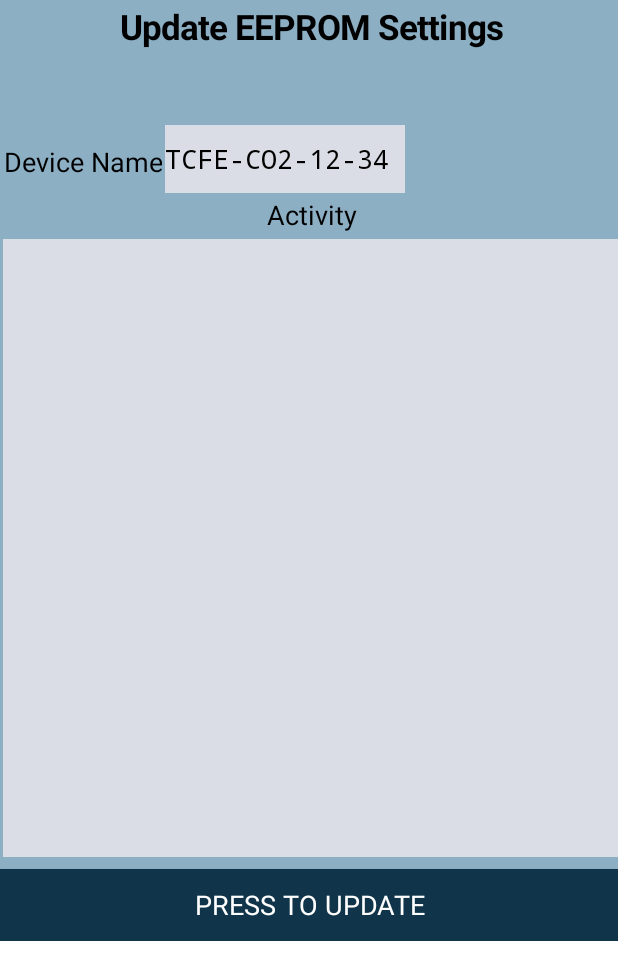
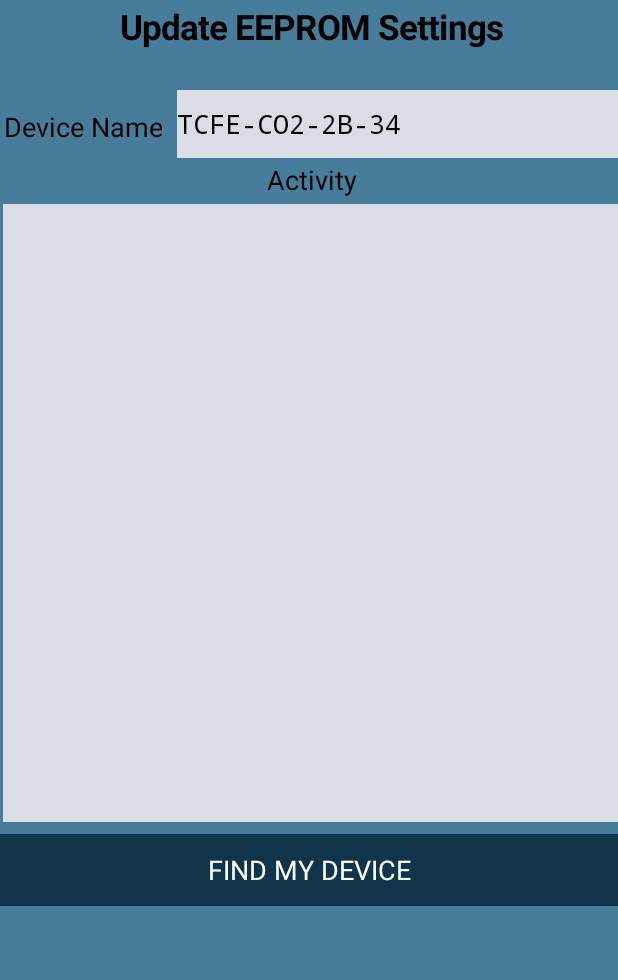
Before and after one commit to Ryker-Smith/CO2-DeviceUnit-Controller, an Android app: the screen it shows after launch (MainActivity), on a phone screen of 412 x 824 dp. Shown: the top 980 px of the screen. Run offline under Robolectric (Android 15) with nearby library versions, the phone set to English and light mode, and no system bars; 1 statement that could not run was skipped.

Commit message:
Find, Connect sequence OK (1) Some extra constants added & used. Test code for status bar colour.

```diff
--- a/app/src/main/AndroidManifest.xml
+++ b/app/src/main/AndroidManifest.xml
@@ -4,14 +4,14 @@
     <uses-permission android:name="android.permission.INTERNET" />
     <uses-permission android:name="android.permission.ACCESS_NETWORK_STATE" />
 
+    <!--        android:theme="@style/AppTheme.NoActionBar">-->
     <application
         android:allowBackup="true"
         android:icon="@mipmap/ic_launcher"
         android:label="@string/app_name"
         android:roundIcon="@mipmap/ic_launcher_round"
         android:supportsRtl="true"
-        android:theme="@style/AppTheme.NoActionBar">
-<!--        android:theme="@style/Theme.GeneratePOST_http"-->
+        android:theme="@style/Theme.GeneratePOST_http">
         <activity
             android:name=".MainActivity"
             android:exported="true"
--- a/app/src/main/java/net/fachtnaroe/generatepost_http/MainActivity.java
+++ b/app/src/main/java/net/fachtnaroe/generatepost_http/MainActivity.java
@@ -1,6 +1,7 @@
 package net.fachtnaroe.generatepost_http;
 
 import android.util.Log;
+import android.view.View;
 
 import com.google.appinventor.components.runtime.Button;
 import com.google.appinventor.components.runtime.CheckBox;
@@ -28,18 +29,21 @@ public class MainActivity extends Form implements HandlesEventDispatching {
     private
     VerticalScrollArrangement Screen1;
     HorizontalArrangement SmallControls;
-    TextBox txt_SSID, txt_PSK, txt_DeviceName;
-    Label lbl_SSID, lbl_PSK, lbl_DeviceName;
-    Button goButton, findDeviceButton;
-    Web sensorUnitConnection;
-    Web relayServerConnection;
+    TextBox txt_SSID, txt_PSK, txt_DeviceName, txt_IPv4;
+    Label lbl_SSID, lbl_PSK, lbl_DeviceName, lbl_IPv4, padDivider3;
+    Button configureDeviceButton, findDeviceButton, connectLocalDeviceButton, testLocalDeviceButton;
+    Web sensorUnitConnection, relayServerConnection, testConnection;
     Label feedbackBox;
     Notifier notifier_Messages;
     CheckBox chk_Active;
     TextBox txt_Status, txt_Attempts;
     ArrayList myHeaders;
     TableArrangement NetworkSetup;
-    String activity = "";
+    String  activity = "",
+            d1_IPv4="waiting",
+            config_Proto="http://",
+            config_Port=""; // could be eg :8080 etc
+
     int programProgress = 0;
 
     private static final int max_SSID = 32;
@@ -48,14 +52,15 @@ public class MainActivity extends Form implements HandlesEventDispatching {
     private static final String URL_MAIN = EXTERNALLY_STORED_1;
     private static final String WIFI_PSK = "password";
     private static final String WIFI_SSID = "someSSID";
+    private static final String NAME_DEFAULT_DEVICE="TCFE-CO2-2B-34";
     /* Tá ná dáthanna déanta mar an gcéanna le HTML, ach le FF ar
     dtús air. Sin uimhir ó 0-FF ar cé comh tréshoilseacht an rud.
     Cur 0x ós comhair sin chun stad-riamh-fhocail i Hexadecimal a dhénamh agus sabháil */
     /* How to use HTML for the colours */
-    private static final int BACKGROUND_COLOR = 0xF085abc1;
+    private static final int BACKGROUND_COLOR = 0xFF477c9b;
     private static final int BUTTON_COLOR = 0xFF103449;
     private static final int SECTION_TOP_COLOR = 0xFF000000;
-    private static final int SECTION_BG_COLOR = 0xFFdbdef3;
+    private static final int SECTION_BG_COLOR = 0xFF477c9b;
     private static final int TEXTBOX_COLOR = 0xFF000000;
     private static final int TEXTBOX_BACKGROUND_COLOR = 0xFFdbdde6;
     private static final int SIZE_LABELS_TXT = 18;
@@ -90,6 +95,8 @@ public class MainActivity extends Form implements HandlesEventDispatching {
          */
         /* Cur seo isteach. Is cuma cén focal atá ann, níl gá leis */
         this.Sizing("Responsive");
+        this.BackgroundColor(BACKGROUND_COLOR);
+
         Form a = this;
         Integer w = a.$form().Width();
         Integer h = a.$form().Height();
@@ -99,6 +106,9 @@ public class MainActivity extends Form implements HandlesEventDispatching {
         Screen1.AlignHorizontal(Component.ALIGNMENT_NORMAL);
         Screen1.AlignVertical(Component.ALIGNMENT_CENTER);
         Screen1.BackgroundColor(BACKGROUND_COLOR);
+
+        View v1=this.getWindow().getDecorView().getRootView();
+        v1.setSystemUiVisibility(View.SYSTEM_UI_FLAG_FULLSCREEN);
 
         Label heading = new Label(Screen1);
         heading.Width(w);
@@ -162,38 +172,65 @@ public class MainActivity extends Form implements HandlesEventDispatching {
         Label padDivider1 = new Label(Screen1);
         padDivider1.Height(PAD_DIVIDER_HEIGHT);
 
-        NetworkSetup = new TableArrangement(Screen1);
+        HorizontalArrangement tableEnclosure=new HorizontalArrangement(Screen1);
+        tableEnclosure.WidthPercent(100);
+        tableEnclosure.BackgroundColor(BACKGROUND_COLOR);
+
+        NetworkSetup = new TableArrangement(tableEnclosure);
         NetworkSetup.Rows(2);
-        NetworkSetup.Columns(2);
+        NetworkSetup.Columns(3);
         NetworkSetup.Width(w);
 
         lbl_DeviceName = new Label(NetworkSetup);
-        lbl_DeviceName.Row(1);
+        lbl_DeviceName.Row(0);
         lbl_DeviceName.Column(0);
         lbl_DeviceName.FontSize(SIZE_LABELS_TXT);
         lbl_DeviceName.Text("Device Name");
         lbl_DeviceName.TextAlignment(Component.ALIGNMENT_OPPOSITE);
         lbl_DeviceName.FontTypeface(FONT_NUMBER);
+        lbl_DeviceName.Visible(true);
+        lbl_DeviceName.BackgroundColor(BACKGROUND_COLOR);
         txt_DeviceName = new TextBox(NetworkSetup);
         txt_DeviceName.FontSize(SIZE_LABELS_TXT);
-        txt_DeviceName.Row(1);
-        txt_DeviceName.Column(1);
+        txt_DeviceName.Row(0);
+        txt_DeviceName.Column(2);
         txt_DeviceName.TextAlignment(Component.ALIGNMENT_NORMAL);
         txt_DeviceName.BackgroundColor(TEXTBOX_BACKGROUND_COLOR);
         txt_DeviceName.FontTypeface(FONT_NUMBER_FIXED);
-        txt_DeviceName.Text("TCFE-CO2-12-34");
+        txt_DeviceName.Text(NAME_DEFAULT_DEVICE);
+        txt_DeviceName.Visible(true);
+        txt_DeviceName.WidthPercent(100);
+
+        lbl_IPv4 = new Label(NetworkSetup);
+        lbl_IPv4.Row(1);
+        lbl_IPv4.Column(0);
+        lbl_IPv4.FontSize(SIZE_LABELS_TXT);
+        lbl_IPv4.Text("IP address");
+        lbl_IPv4.TextAlignment(Component.ALIGNMENT_OPPOSITE);
+        lbl_IPv4.FontTypeface(FONT_NUMBER);
+        lbl_IPv4.Visible(false);
+        txt_IPv4 = new TextBox(NetworkSetup);
+        txt_IPv4.FontSize(SIZE_LABELS_TXT);
+        txt_IPv4.Row(1);
+        txt_IPv4.Column(2);
+        txt_IPv4.TextAlignment(Component.ALIGNMENT_NORMAL);
+        txt_IPv4.BackgroundColor(TEXTBOX_BACKGROUND_COLOR);
+        txt_IPv4.FontTypeface(FONT_NUMBER_FIXED);
+        txt_IPv4.Visible(false);
 
         Label padMiddle = new Label(NetworkSetup);
         padMiddle.Row(0);
         padMiddle.Column(1);
         padMiddle.WidthPercent(1);
 
-        Label padDivider3 = new Label(Screen1);
+        padDivider3 = new Label(Screen1);
         padDivider3.Text("Activity");
+        padDivider3.FontBold(false);
         padDivider3.WidthPercent(100);
         padDivider3.TextAlignment(Component.ALIGNMENT_CENTER);
         padDivider3.FontTypeface(FONT_NUMBER);
         padDivider3.FontSize(SIZE_LABELS_TXT);
+
         feedbackBox = new Label(Screen1);
         feedbackBox.Width(w);
         feedbackBox.HeightPercent(50);
@@ -201,28 +238,40 @@ public class MainActivity extends Form implements HandlesEventDispatching {
         feedbackBox.FontSize(SIZE_LABELS_TXT);
         feedbackBox.FontTypeface(FONT_NUMBER_FIXED);
         feedbackBox.BackgroundColor(TEXTBOX_BACKGROUND_COLOR);
+
         Label padDivider4 = new Label(Screen1);
         padDivider4.Height(PAD_DIVIDER_HEIGHT);
 
         findDeviceButton = new Button(Screen1);
-        findDeviceButton.Text("Press to update");
+        findDeviceButton.Text("Find my device");
         findDeviceButton.FontSize(SIZE_LABELS_TXT);
         findDeviceButton.FontTypeface(FONT_NUMBER);
         findDeviceButton.WidthPercent(100);
         findDeviceButton.BackgroundColor(BUTTON_COLOR);
         findDeviceButton.TextColor(Component.COLOR_WHITE);
+        findDeviceButton.Visible(true);
 
-        goButton = new Button(Screen1);
-        goButton.Text("Press to update");
-        goButton.FontSize(SIZE_LABELS_TXT);
-        goButton.FontTypeface(FONT_NUMBER);
-        goButton.WidthPercent(100);
-        goButton.BackgroundColor(BUTTON_COLOR);
-        goButton.TextColor(Component.COLOR_WHITE);
-        goButton.Visible(false);
+        connectLocalDeviceButton = new Button(Screen1);
+        connectLocalDeviceButton.Text("Connect to device");
+        connectLocalDeviceButton.FontSize(SIZE_LABELS_TXT);
+        connectLocalDeviceButton.FontTypeface(FONT_NUMBER);
+        connectLocalDeviceButton.WidthPercent(100);
+        connectLocalDeviceButton.BackgroundColor(BUTTON_COLOR);
+        connectLocalDeviceButton.TextColor(Component.COLOR_WHITE);
+        connectLocalDeviceButton.Visible(false);
+
+        configureDeviceButton = new Button(Screen1);
+        configureDeviceButton.Text("Press to update");
+        configureDeviceButton.FontSize(SIZE_LABELS_TXT);
+        configureDeviceButton.FontTypeface(FONT_NUMBER);
+        configureDeviceButton.WidthPercent(100);
+        configureDeviceButton.BackgroundColor(BUTTON_COLOR);
+        configureDeviceButton.TextColor(Component.COLOR_WHITE);
+        configureDeviceButton.Visible(false);
 
         sensorUnitConnection = new Web(Screen1);
         relayServerConnection = new Web(Screen1);
+        testConnection = new Web(Screen1);
         notifier_Messages = new Notifier(Screen1);
 
         EventDispatcher.registerEventForDelegation(this, formName, "Click");
@@ -236,40 +285,65 @@ public class MainActivity extends Form implements HandlesEventDispatching {
         if (eventName.equals("BackPressed")) {
             // this would be a great place to do something useful
             return true;
-        } else if (eventName.equals("LostFocus")) {
+        }
+        else if (eventName.equals("LostFocus")) {
             if (component.equals(txt_Status)) {
                 int temp = Integer.valueOf(txt_Attempts.Text());
                 if ((temp != d1_OUTOFBOX) && (temp != d1_ATTEMPTING) && (temp != d1_CONFIGURED)) {
                     txt_Status.Text("0");
                 }
-            } else if (component.equals(txt_Attempts)) {
+            }
+            else if (component.equals(txt_Attempts)) {
                 int temp = Integer.valueOf(txt_Attempts.Text());
                 if ((temp < d1_MINATTEMPTS) || (temp > d1_MAXATTEMPTS)) {
                     txt_Attempts.Text("1");
                 }
             }
             return true;
-        } else if (eventName.equals("GotText")) {
-            if (component.equals(relayServerConnection)) {
-
-            } else if (component.equals(sensorUnitConnection)) {
+        }
+        else if (eventName.equals("GotText")) {
+            if (component.equals(testConnection)) {
                 String status = params[1].toString();
                 String textOfResponse = (String) params[3];
                 handler_Response(component, status, textOfResponse);
                 return true;
             }
-        } else if (eventName.equals("Click")) {
-            if (component.equals(findDeviceButton)) {
+            else if (component.equals(relayServerConnection)) {
+                String status = params[1].toString();
+                String textOfResponse = (String) params[3];
+                handler_Response(component, status, textOfResponse);
+                return true;
+            }
+            else if (component.equals(sensorUnitConnection)) {
+                    String status = params[1].toString();
+                    String textOfResponse = (String) params[3];
+                    handler_Response(component, status, textOfResponse);
+                    return true;
+                }
+        }
+        else if (eventName.equals("Click")) {
+            if (component.equals(connectLocalDeviceButton)) {
+                testConnection.Url(config_Proto+txt_IPv4.Text()+config_Port);
+                testConnection.Get();
+                padDivider3.FontBold(true);
+                return true;
+            }
+            else if (component.equals(findDeviceButton)) {
                 activity = "";
                 if (!txt_DeviceName.Text().equals("")) {
-                    relayServerConnection.Url(URL_MAIN);
+                    relayServerConnection.Url(makeGetString_IPv4());
                     relayServerConnection.Get();
-                    feedbackBox.Text(messages("<b>To:</b> " + sensorUnitConnection.Url()));
-                    feedbackBox.Text(messages("<br>\n<b>Sending:</b> " ));
+                    padDivider3.FontBold(true);
+                    lbl_IPv4.Visible(true);
+                    txt_IPv4.Visible(true);
+                    feedbackBox.Text(messages("<b>To:</b> " + relayServerConnection.Url()));
+                    feedbackBox.Text(messages("<br>\n<b>Sending</b> " ));
                 }
                 return true;
-            } else if (component.equals(goButton)) {
+            }
+            else if (component.equals(configureDeviceButton)) {
                 activity = "";
+                padDivider3.FontBold(true);
                 d1_Data = makeConfig();
                 if (config2JSON(d1_Data)) {
                     sensorUnitConnection.Url(URL_MAIN);
@@ -284,10 +358,10 @@ public class MainActivity extends Form implements HandlesEventDispatching {
         return false;
     }
     String makeGetString_IPv4(){
-        String test1 = "POSTDATA={\"device\":\"";
+        String test1 = URL_MAIN+"?device=";
                test1+= txt_DeviceName.Text();
-               test1+="\",";
-               test1+="\"sensor\":\"IPv4\"}";
+               test1+="&";
+               test1+="sensor=IPv4";
         return test1;
     }
 
@@ -376,17 +450,38 @@ public class MainActivity extends Form implements HandlesEventDispatching {
     }
 
     void handler_Response(Component c, String status, String textOfResponse){
+        padDivider3.FontBold(false);
+        feedbackBox.Text(messages("<br><b>Received:</b> " + textOfResponse));
         if (status.equals("200") ) try {
             JSONObject parser = new JSONObject(textOfResponse);
-                feedbackBox.Text(
-                        messages( "<br><b>Received:</b> " +  textOfResponse)
-                );
+            if (parser.getString("Status").equals("OK")) {
+                if (c.equals(relayServerConnection)) {
+                    if (parser.getString("sensor").equals("IPv4")) {
+                        if (!parser.getString("value").equals("")) {
+                            d1_IPv4 = parser.getString("value");
+                            txt_IPv4.Text(d1_IPv4);
+                            connectLocalDeviceButton.Visible(true);
+                        }
+                    }
+                }
+                else  if (c.equals(testConnection)) {
+                    if (parser.getString("sensor").equals("IPv4")) {
+                        if (!parser.getString("value").equals("")) {
+                            d1_IPv4 = parser.getString("value");
+                            txt_IPv4.Text(d1_IPv4);
+                            enlargeTable();
+                            configureDeviceButton.Visible(true);
+                        }
+                    }
+                }
+            }
         }
         catch (JSONException e) {
-            notifier_Messages.ShowAlert("android JSON exception (" + textOfResponse + ")");
+            notifier_Messages.ShowAlert("JSON Error 422");
             dbg("android JSON exception (" + textOfResponse + ")");
         }
         else {
+            feedbackBox.Text( messages( "Error status code is "+status) );
             dbg("Status is "+status);
         }
     }
--- a/app/src/main/res/values/colors.xml
+++ b/app/src/main/res/values/colors.xml
@@ -8,6 +8,8 @@
     <color name="black">#FF000000</color>
     <color name="white">#FFFFFFFF</color>
     <color name="colorPrimary">#FF000000</color>
-    <color name="colorPrimaryDark">#FFFFFFFF</color>
+    <color name="colorPrimaryDark">#FF477c9b</color>
+    <color name="PrimaryColorDark">#FF477c9b</color>
     <color name="colorAccent">#FFFF0000</color>
+    <color name="statusBarColor">#FF477c9b</color>
 </resources>
--- a/app/src/main/res/values/themes.xml
+++ b/app/src/main/res/values/themes.xml
@@ -3,7 +3,7 @@
     <style name="AppTheme" parent="Theme.AppCompat.Light.DarkActionBar">
         <!-- Customize your theme here. -->
         <item name="colorPrimary">@color/colorPrimary</item>
-        <item name="colorPrimaryDark">@color/colorPrimaryDark</item>
+        <item name="colorPrimaryDark">@color/statusBarColor</item>
         <item name="colorAccent">@color/colorAccent</item>
     </style>
     <style name="AppTheme.NoActionBar">
@@ -20,9 +20,10 @@
         <!-- Secondary brand color. -->
         <item name="colorSecondary">@color/teal_200</item>
         <item name="colorSecondaryVariant">@color/teal_700</item>
+        <item name="colorPrimaryDark">@color/statusBarColor</item>
         <item name="colorOnSecondary">@color/black</item>
         <!-- Status bar color. -->
-        <item name="android:statusBarColor" tools:targetApi="l">?attr/colorPrimaryVariant</item>
+        <item name="android:statusBarColor" tools:targetApi="l">?attr/colorPrimaryDark</item>
         <!-- Customize your theme here. -->
     </style>
 
```
